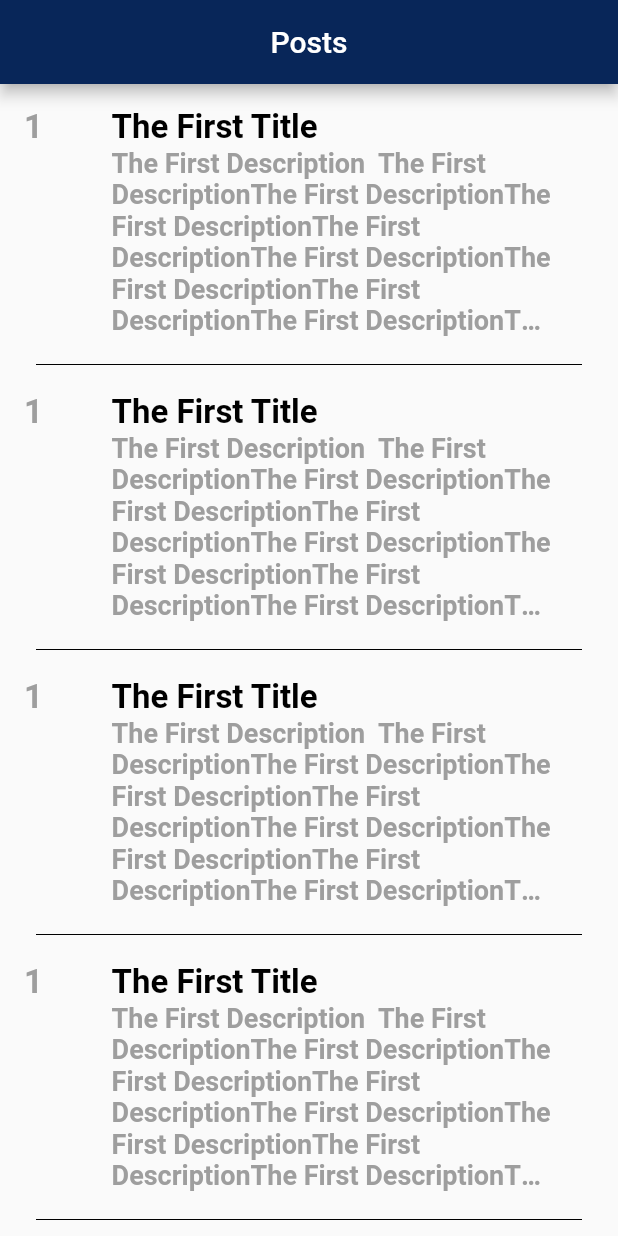
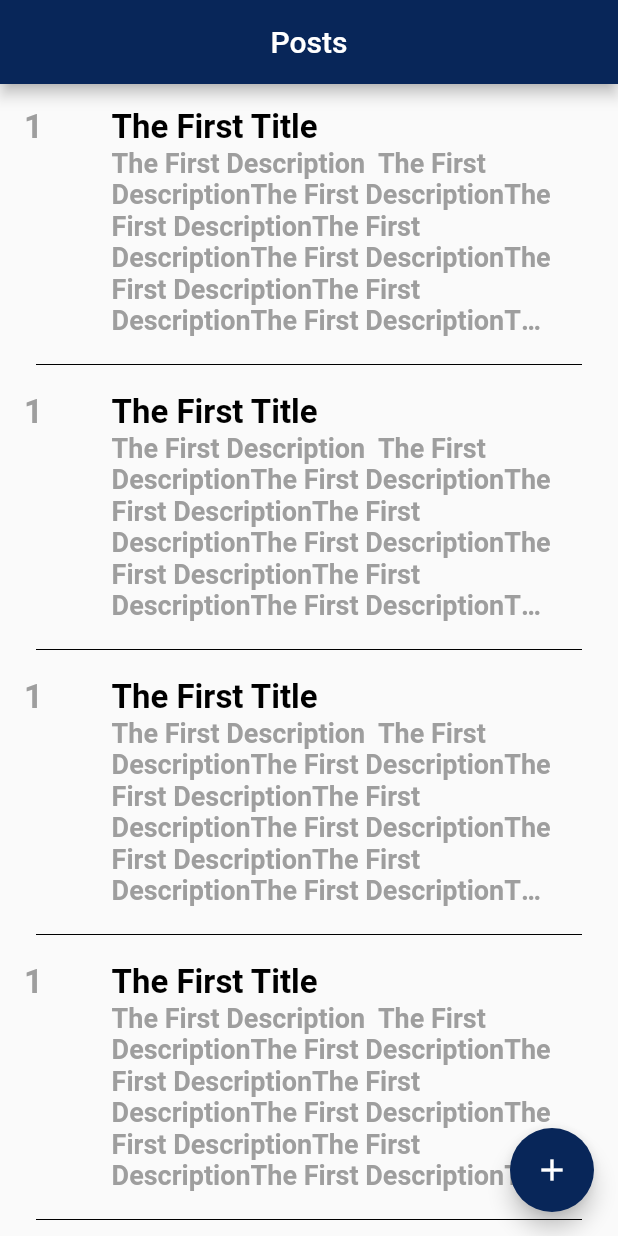
Before and after one commit to Taku-Android/FacbookPosts-CleanArch, a Flutter app: the screen it shows after launch, on a phone screen of 412 x 824 dp. Run offline on Flutter 3.47's test engine with Material 2 defaults, Android fonts, the phone set to English and light mode, and no system bars; our stand-ins replace dartz, dio, equatable, flutter_bloc, get_it, internet_connection_checker and 1 more.

Commit message:
adding floating action button

```diff
--- a/lib/features/posts/persentation/screens/post_screen.dart
+++ b/lib/features/posts/persentation/screens/post_screen.dart
@@ -10,6 +10,17 @@ class PostScreen extends StatelessWidget {
       appBar: AppBar(
         title: const Text('Posts'),
       ),
+      floatingActionButton: FloatingActionButton(
+        onPressed: (){
+
+        },
+        child: Container(
+          decoration: BoxDecoration(
+            borderRadius: BorderRadius.circular(40)
+          ),
+          child: const Icon(Icons.add , color: Colors.white,),
+        ),
+      ),
       body: const PostListView()
     );
   }
```
